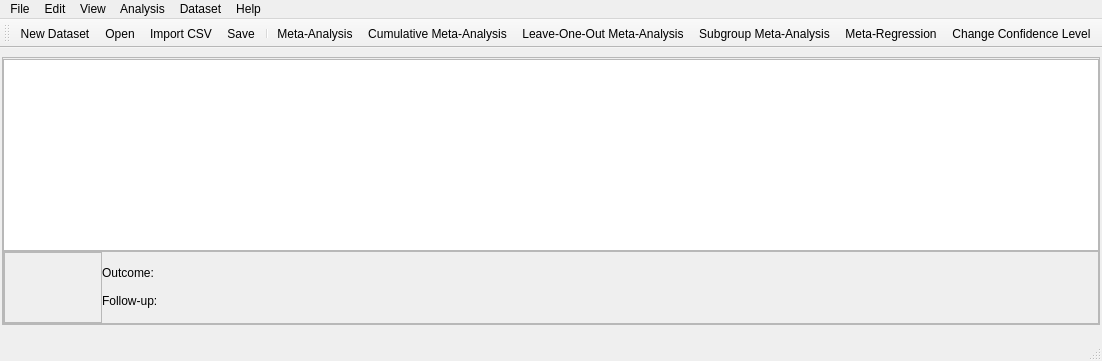
The window that src/rc_metastudio/forms/main_window.ui (AliSalman-et-al/openmeta-analyst-community) describes before a commit, drawn with Qt 5.
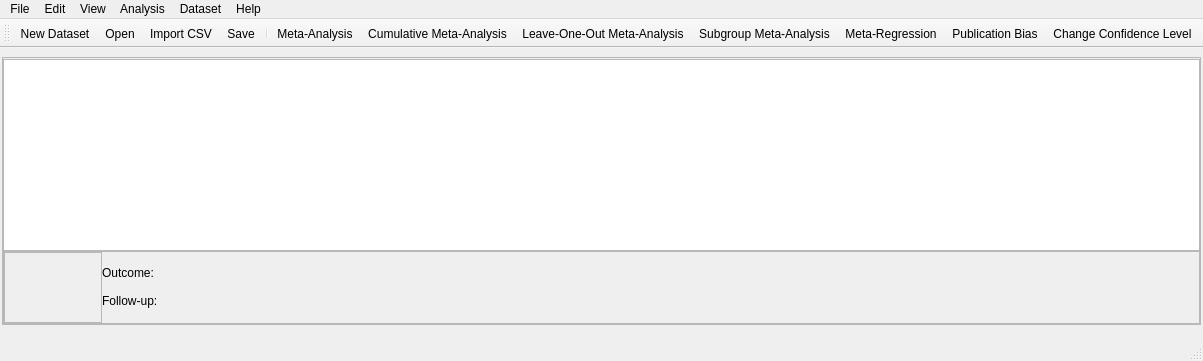
The same window after the commit. Icons and pictures are not drawn.

Commit message:
Add Publication Bias workflow for 0.3.0
Release the complete RC MetaStudio 0.3.0 Publication Bias and small-study-effects workflow. This squash preserves the PR description and its issue closures for #365 through #377.

Diff of the .ui file:
```diff
--- a/src/rc_metastudio/forms/main_window.ui
+++ b/src/rc_metastudio/forms/main_window.ui
@@ -392,6 +392,7 @@
    <addaction name="action_loo_ma"/>
    <addaction name="action_subgroup_ma"/>
    <addaction name="action_meta_regression"/>
+   <addaction name="action_publication_bias"/>
    <addaction name="action_change_confidence_level"/>
   </widget>
   <action name="action_save">
@@ -493,6 +494,17 @@
     <string>Meta-Regression</string>
    </property>
   </action>
+  <action name="action_publication_bias">
+   <property name="text">
+    <string>Publication Bias</string>
+   </property>
+   <property name="toolTip">
+    <string>Publication Bias and Small-Study Effects</string>
+   </property>
+   <property name="statusTip">
+    <string>Publication Bias and Small-Study Effects</string>
+   </property>
+  </action>
   <action name="action_undo">
    <property name="icon">
     <iconset resource="../images/icons.qrc">
```
Left out of the diff: 1 changed line with no effect on the pictures. The commit also changes 65 other files.
